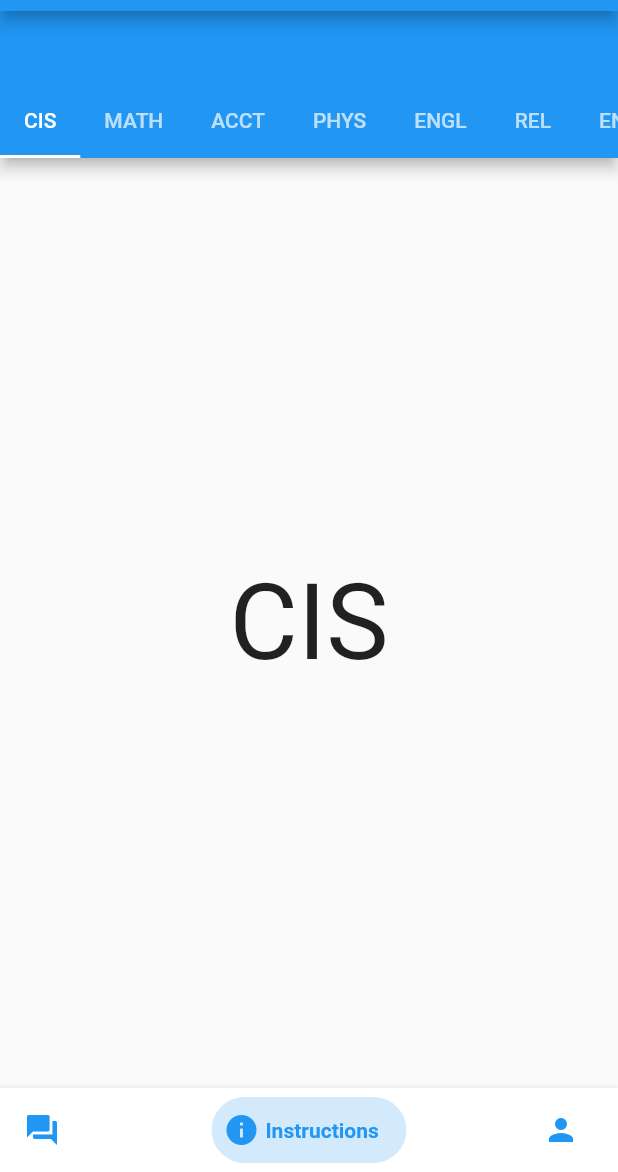
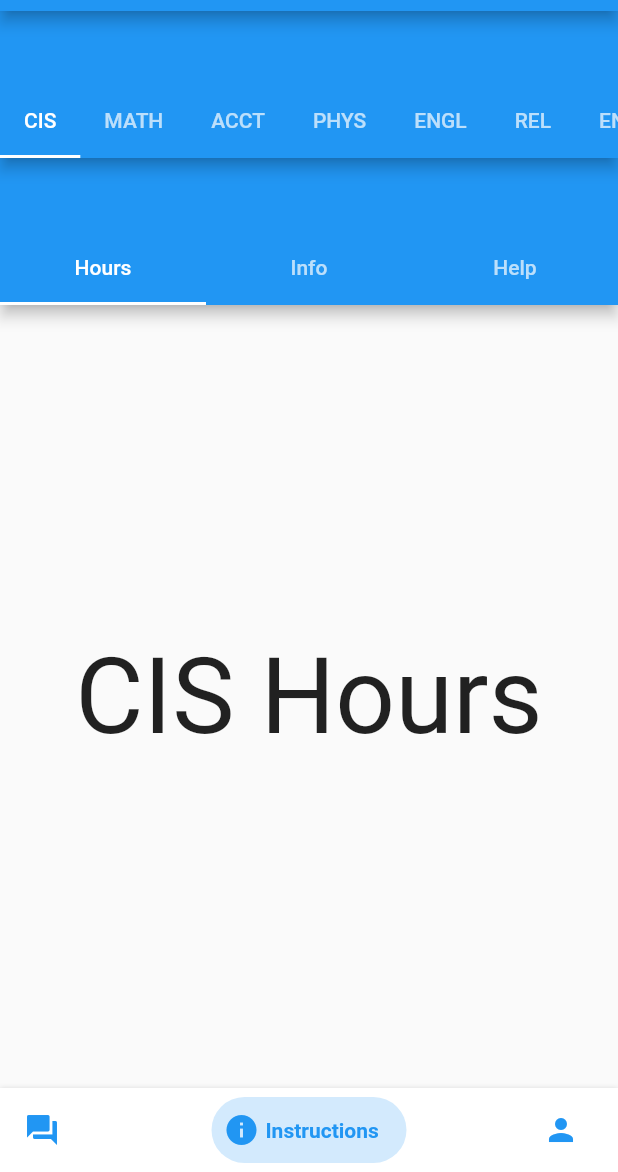
Before and after one commit to flybaflyba/Request-Handling-TA, a Flutter app: the screen it shows after launch, swiped to page 2, on a phone screen of 412 x 824 dp, the part 64-1236 px from its top. Run offline on Flutter 3.47's test engine with Material 2 defaults, Android fonts, the phone set to English and light mode, and no system bars; drawn by our look-alikes of bottom_navy_bar; our stand-ins replace cloud_firestore, email_validator, firebase_auth, firebase_core, fluttertoast; missing offline and left inert: flutter_picker; accounts and stored records are empty.

Commit message:
Add info page for each subject

```diff
--- a/lib/HomePage.dart
+++ b/lib/HomePage.dart
@@ -1,7 +1,7 @@
 import 'package:bottom_navy_bar/bottom_navy_bar.dart';
 import 'package:flutter/cupertino.dart';
 import 'package:flutter/material.dart';
-import 'package:virtual_approval_flutter/InfoPage.dart';
+import 'package:virtual_approval_flutter/InfosPage.dart';
 import 'package:virtual_approval_flutter/SendRequestPage.dart';
 import 'package:virtual_approval_flutter/SignIn.dart';
 import 'package:virtual_approval_flutter/SignUp.dart';
@@ -51,7 +51,7 @@ class _HomePageState extends State<HomePage> {
             // Container(color: Colors.green,),
             // Container(color: Colors.blue,),
             new RequestPage(),
-            new InfoPage(),
+            new InfosPage(),
             new SignIn(),
           ],
         ),
--- /dev/null
+++ b/lib/InfosPage.dart
@@ -0,0 +1,51 @@
+import 'package:firebase_auth/firebase_auth.dart';
+import 'package:flutter/material.dart';
+import 'package:virtual_approval_flutter/DatabaseInteractions.dart';
+import 'package:virtual_approval_flutter/OneInfoPage.dart';
+import 'package:virtual_approval_flutter/SignUp.dart';
+import 'package:virtual_approval_flutter/TutorRequestsPage.dart';
+import 'package:virtual_approval_flutter/Universals.dart';
+
+
+class InfosPage extends StatefulWidget {
+  @override
+  _InfosPageState createState() => _InfosPageState();
+}
+
+class _InfosPageState extends State<InfosPage> {
+
+  List tabs = ["CIS", "MATH", "ACCT", "PHYS", "ENGL", "REL", "ENTR", "ART", "BIOL", "BUSM", "HIST", "TESOL", "EIL"];
+
+  @override
+  Widget build(BuildContext context) {
+    return
+      new DefaultTabController(
+        length: tabs.length,
+        child:
+        new Scaffold(
+          appBar: AppBar(
+            toolbarHeight: 50,
+            bottom: TabBar(   //生成Tab菜单
+              isScrollable: true,
+              tabs: tabs.map((e) => Tab(text: e)).toList(),
+              // labelColor: Colors.red,
+              // indicatorColor: Colors.amber,
+            ),
+          ),
+
+          body: new TabBarView(
+            children: tabs.map((e) { //分别创建对应的Tab页面
+              return Container(
+                alignment: Alignment.center,
+                child:
+                // Text(e, textScaleFactor: 5),
+                new OneInfoPage(subject: e,),
+
+
+              );
+            }).toList(),
+          ),
+        ),
+      );
+  }
+}
--- a/lib/InfoPage.dart
+++ b/lib/OneInfoPage.dart
@@ -6,14 +6,19 @@ import 'package:virtual_approval_flutter/TutorRequestsPage.dart';
 import 'package:virtual_approval_flutter/Universals.dart';
 
 
-class InfoPage extends StatefulWidget {
+class OneInfoPage extends StatefulWidget {
+
+  OneInfoPage({Key key, this.subject}) : super(key: key);
+
+  final String subject;
+
   @override
-  _InfoPageState createState() => _InfoPageState();
+  _OneInfoPageState createState() => _OneInfoPageState();
 }
 
-class _InfoPageState extends State<InfoPage> {
+class _OneInfoPageState extends State<OneInfoPage> {
 
-  List tabs = ["CIS", "MATH", "ACCT", "PHYS", "ENGL", "REL", "ENTR", "ART", "BIOL", "BUSM", "HIST", "TESOL", "EIL"];
+  List tabs = ["Hours", "Info", "Help"];
 
   @override
   Widget build(BuildContext context) {
@@ -25,7 +30,7 @@ class _InfoPageState extends State<InfoPage> {
           appBar: AppBar(
             toolbarHeight: 50,
             bottom: TabBar(   //生成Tab菜单
-              isScrollable: true,
+              // isScrollable: true,
               tabs: tabs.map((e) => Tab(text: e)).toList(),
               // labelColor: Colors.red,
               // indicatorColor: Colors.amber,
@@ -36,7 +41,10 @@ class _InfoPageState extends State<InfoPage> {
             children: tabs.map((e) { //分别创建对应的Tab页面
               return Container(
                 alignment: Alignment.center,
-                child: Text(e, textScaleFactor: 5),
+                child:
+                 Text(widget.subject + " " + e, textScaleFactor: 5),
+
+
               );
             }).toList(),
           ),
```
